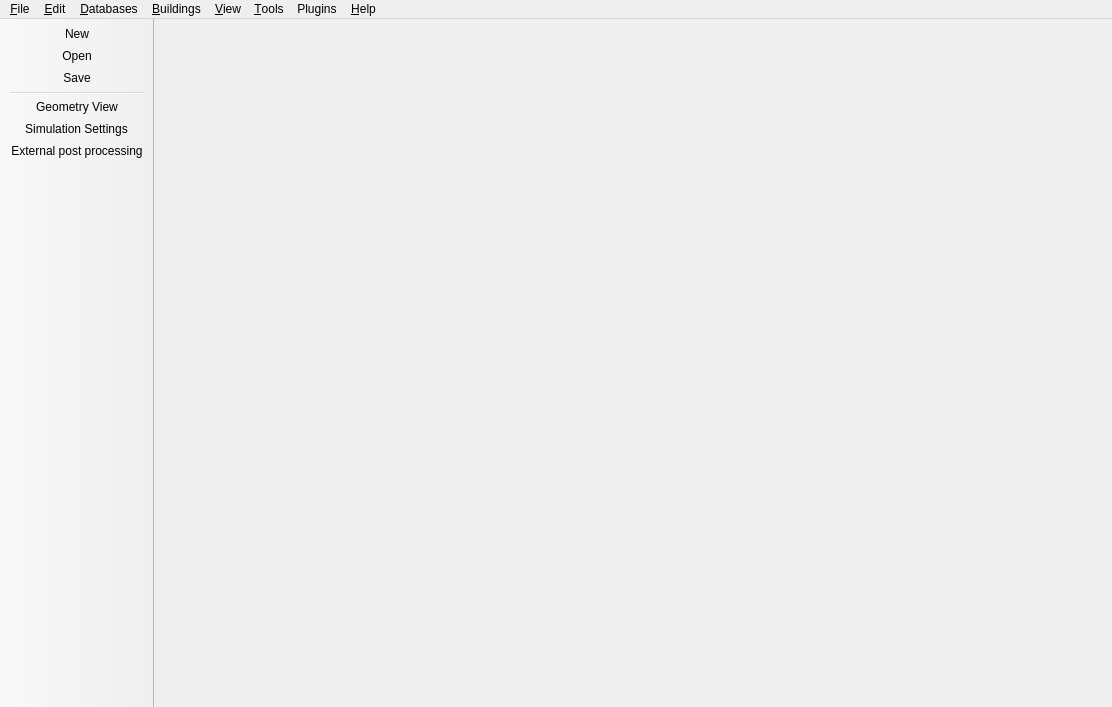
Old version of the form SIM-VICUS/src/SVMainWindow.ui in the repository Brockaaa/SIM-VICUS.
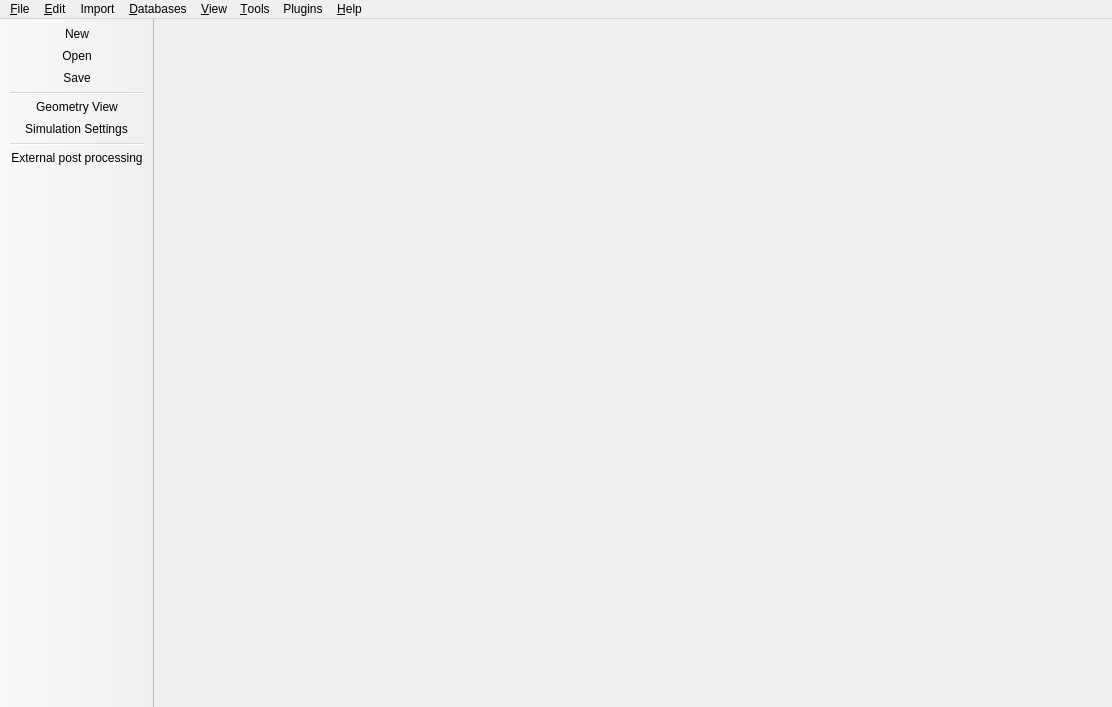
New version of the form. Icons and pictures are not drawn.

```diff
--- a/SIM-VICUS/src/SVMainWindow.ui
+++ b/SIM-VICUS/src/SVMainWindow.ui
@@ -17,7 +17,7 @@
      <x>0</x>
      <y>0</y>
      <width>1112</width>
-     <height>21</height>
+     <height>22</height>
     </rect>
    </property>
    <widget class="QMenu" name="menuFile">
@@ -169,23 +169,26 @@
     <addaction name="separator"/>
     <addaction name="actionDBRemoveDuplicates"/>
    </widget>
-   <widget class="QMenu" name="menuBuildings">
-    <property name="title">
-     <string>&amp;Buildings</string>
-    </property>
-    <addaction name="actionBuildingFloorManager"/>
-    <addaction name="actionBuildingSurfaceHeatings"/>
-   </widget>
    <widget class="QMenu" name="menuPlugins">
+    <property name="enabled">
+     <bool>true</bool>
+    </property>
     <property name="title">
      <string>Plugins</string>
     </property>
     <addaction name="actionPluginsManager"/>
    </widget>
+   <widget class="QMenu" name="menuImport">
+    <property name="title">
+     <string>Import</string>
+    </property>
+    <addaction name="actionEneryPlus_IDF"/>
+    <addaction name="actionNetwork_GIS_data"/>
+   </widget>
    <addaction name="menuFile"/>
    <addaction name="menuEdit"/>
+   <addaction name="menuImport"/>
    <addaction name="menuDatabases"/>
-   <addaction name="menuBuildings"/>
    <addaction name="menuView"/>
    <addaction name="menuTools"/>
    <addaction name="menuPlugins"/>
@@ -219,6 +222,7 @@
    <addaction name="separator"/>
    <addaction name="actionGeometryView"/>
    <addaction name="actionSimulationSettings"/>
+   <addaction name="separator"/>
    <addaction name="actionOpenPostProcessing"/>
   </widget>
   <action name="actionFileNew">
```
Left out of the diff: 73 changed lines with no effect on the pictures.
